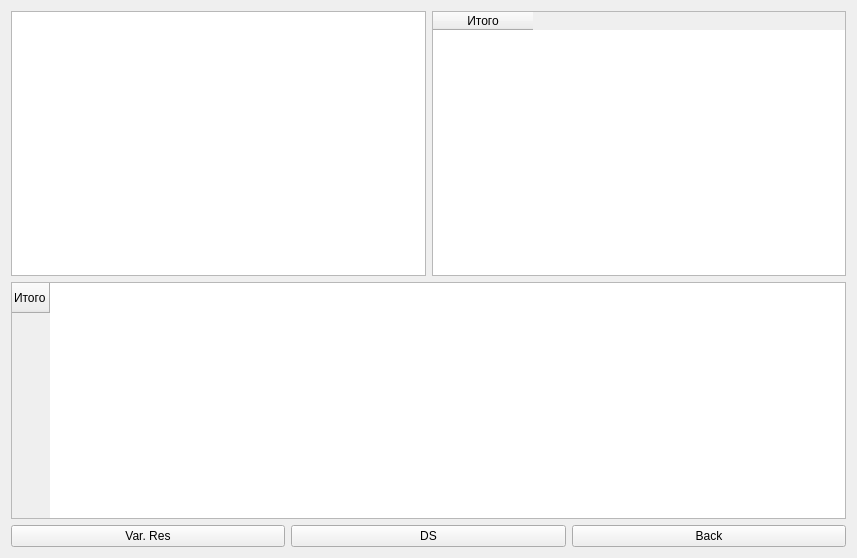
This is analyzeres.ui in gunmaden/IS-AOOZ as Qt 5 draws it before an edit. The edited form follows.
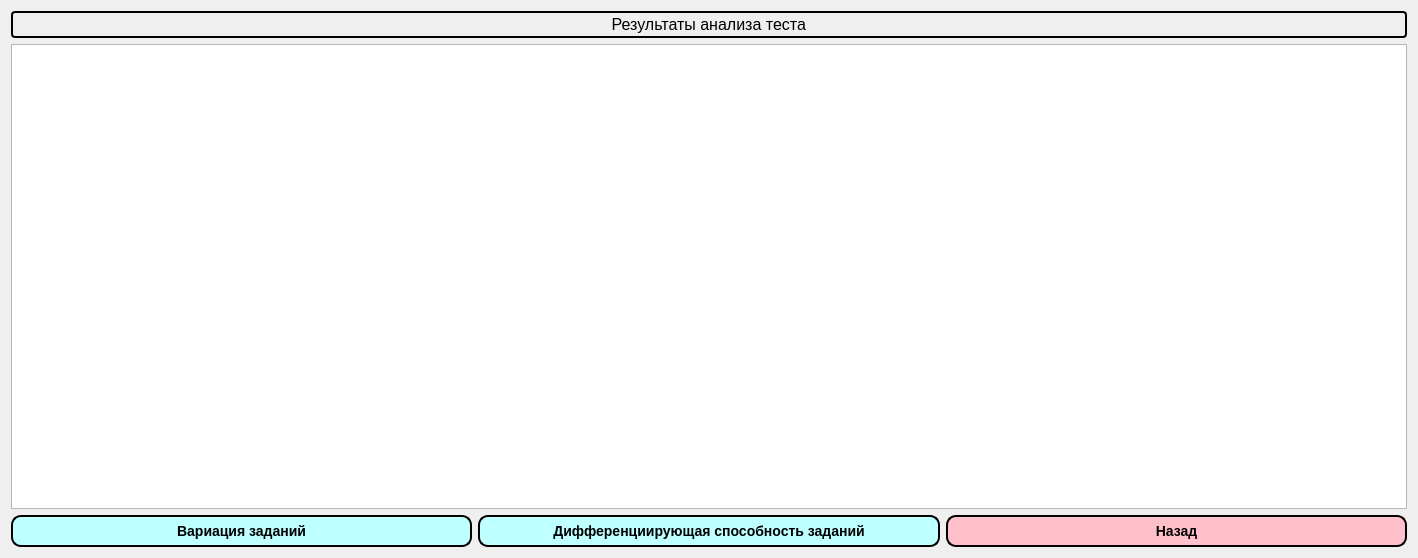
This is the edited form. Icons and pictures are not drawn.

```diff
--- a/analyzeres.ui
+++ b/analyzeres.ui
@@ -6,61 +6,115 @@
    <rect>
     <x>0</x>
     <y>0</y>
-    <width>857</width>
+    <width>1418</width>
     <height>558</height>
    </rect>
   </property>
   <property name="windowTitle">
    <string>Form</string>
   </property>
-  <layout class="QGridLayout" name="gridLayout">
+  <layout class="QGridLayout" name="gridLayout_2">
    <item row="0" column="0">
-    <layout class="QHBoxLayout" name="horizontalLayout">
-     <item>
-      <widget class="QTableWidget" name="tableWidget"/>
+    <layout class="QGridLayout" name="gridLayout">
+     <item row="0" column="0">
+      <layout class="QVBoxLayout" name="verticalLayout">
+       <item>
+        <widget class="QLabel" name="label">
+         <property name="font">
+          <font>
+           <pointsize>12</pointsize>
+          </font>
+         </property>
+         <property name="styleSheet">
+          <string notr="true"> QFrame, QLabel, QToolTip {
+     border: 2px solid black;
+     border-radius: 4px;
+     padding: 2px;
+     background-image: url(images/welcome.png);
+ }</string>
+         </property>
+         <property name="text">
+          <string>&lt;html&gt;&lt;head/&gt;&lt;body&gt;&lt;p align=&quot;center&quot;&gt;Результаты анализа теста &lt;/p&gt;&lt;/body&gt;&lt;/html&gt;</string>
+         </property>
+        </widget>
+       </item>
+       <item>
+        <widget class="QTableWidget" name="tableWidget">
+         <property name="styleSheet">
+          <string notr="true"/>
+         </property>
+        </widget>
+       </item>
+      </layout>
      </item>
-     <item>
-      <widget class="QTableWidget" name="tableWidget_2">
-       <column>
-        <property name="text">
-         <string>Итого</string>
-        </property>
-       </column>
-      </widget>
-     </item>
-    </layout>
-   </item>
-   <item row="1" column="0">
-    <layout class="QVBoxLayout" name="verticalLayout">
-     <item>
-      <widget class="QTableWidget" name="tableWidget_3">
-       <row>
-        <property name="text">
-         <string>Итого</string>
-        </property>
-       </row>
-      </widget>
-     </item>
-     <item>
-      <layout class="QHBoxLayout" name="horizontalLayout_2">
+     <item row="1" column="0">
+      <layout class="QHBoxLayout" name="horizontalLayout">
        <item>
         <widget class="QPushButton" name="pushButton">
+         <property name="styleSheet">
+          <string notr="true">QPushButton{
+     background-color: rgb(190, 255, 255);
+     border-style: outset;
+     border-width: 2px;
+     border-radius: 10px;
+     border-color: black;
+     font: bold 14px;
+     min-width: 10em;
+     padding: 6px;
+ }
+ QPushButton:pressed {
+     background-color: rgb(0, 255, 238);
+     border-style: inset;
+ }</string>
+         </property>
          <property name="text">
-          <string>Var. Res</string>
+          <string>Вариация заданий</string>
          </property>
         </widget>
        </item>
        <item>
         <widget class="QPushButton" name="pushButton_2">
+         <property name="styleSheet">
+          <string notr="true">QPushButton{
+     background-color: rgb(190, 255, 255);
+     border-style: outset;
+     border-width: 2px;
+     border-radius: 10px;
+     border-color: black;
+     font: bold 14px;
+     min-width: 10em;
+     padding: 6px;
+ }
+ QPushButton:pressed {
+     background-color: rgb(0, 255, 238);
+     border-style: inset;
+ }</string>
+         </property>
          <property name="text">
-          <string>DS</string>
+          <string>Дифференциирующая способность заданий</string>
          </property>
         </widget>
        </item>
        <item>
         <widget class="QPushButton" name="pushButton_3">
+         <property name="styleSheet">
+          <string notr="true">QPushButton{
+     background-color: pink;
+     border-style: outset;
+     border-width: 2px;
+     border-radius: 10px;
+     border-color: black;
+     font: bold 14px;
+     min-width: 10em;
+     padding: 6px;
+ }
+ QPushButton:pressed {
+     background-color: rgb(0, 255, 238);
+     border-style: inset;
+ }</string>
+         </property>
          <property name="text">
-          <string>Back</string>
+          <string>Назад</string>
          </property>
         </widget>
        </item>
```
